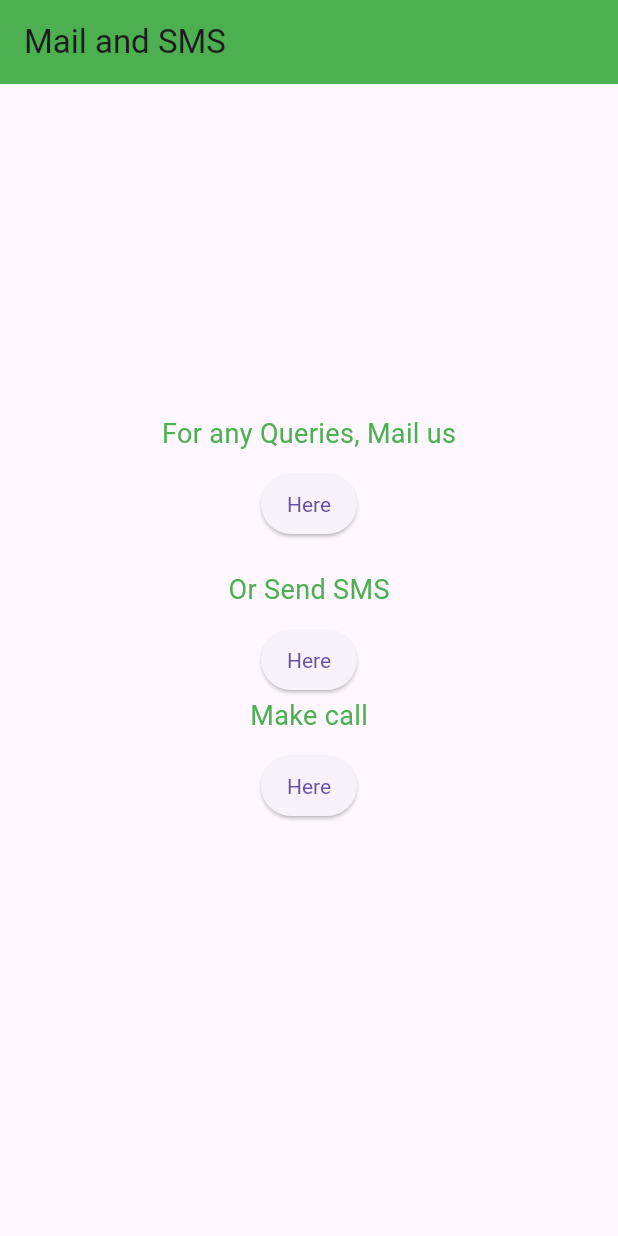
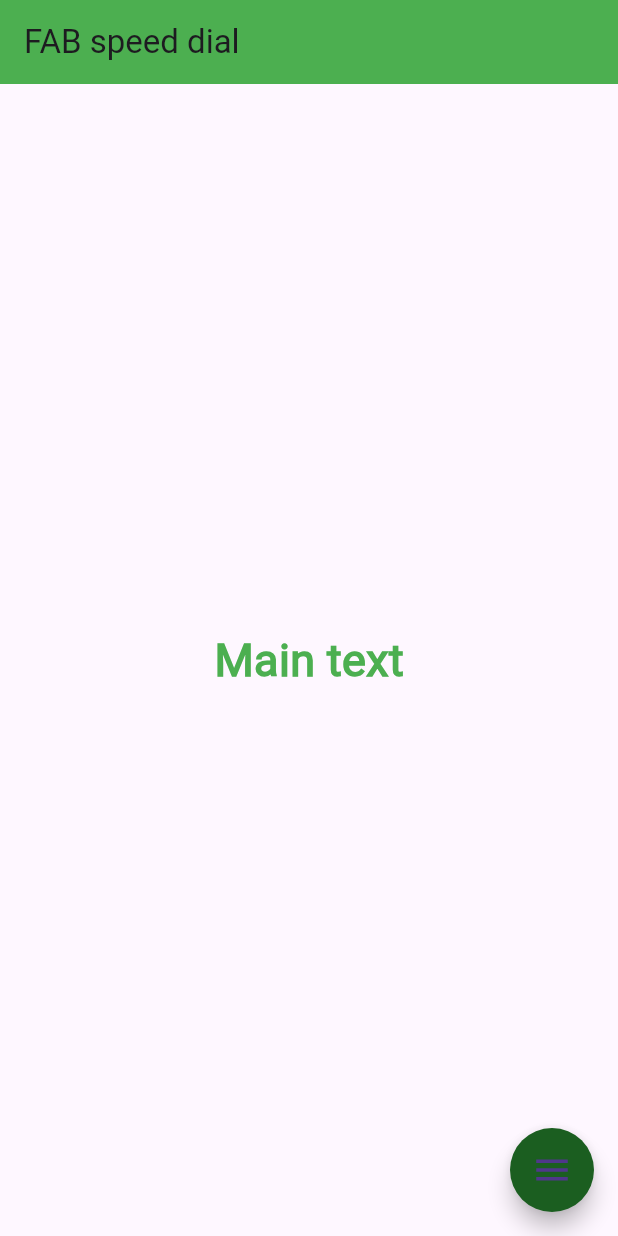
Before and after one commit to leminhduc1202/learning_flutter_vsc, a Flutter app: the screen it shows after launch, on a phone screen of 412 x 824 dp. Run offline on Flutter 3.47's test engine with Material 3 defaults, Android fonts, the phone set to English and light mode, and no system bars; drawn by our look-alikes of flutter_speed_dial; our stand-ins replace analog_clock, auto_size_text, carousel_slider, convex_bottom_bar, expansion_tile_card, firebase_core and 15 more; missing offline and left inert: dart:ffi; accounts and stored records are empty.

Commit message:
FAB speed dial in Flutter

```diff
--- /dev/null
+++ b/lib/advance_concepts/fab_speed_dial_view.dart
@@ -0,0 +1,152 @@
+import 'package:flutter/material.dart';
+import 'package:flutter_speed_dial/flutter_speed_dial.dart';
+
+class FabSpeedDialView extends StatelessWidget {
+  const FabSpeedDialView({super.key});
+
+  SpeedDial buildSpeedDial() {
+    return SpeedDial(
+      animatedIcon: AnimatedIcons.menu_close,
+      animatedIconTheme: const IconThemeData(size: 28.0),
+      backgroundColor: Colors.green[900],
+      visible: true,
+      curve: Curves.bounceInOut,
+      children: [
+        SpeedDialChild(
+          child: const Icon(Icons.chrome_reader_mode, color: Colors.white),
+          backgroundColor: Colors.green,
+          onTap: () => print('Pressed Read Later'),
+          label: 'Read',
+          labelStyle:
+              const TextStyle(fontWeight: FontWeight.w500, color: Colors.white),
+          labelBackgroundColor: Colors.black,
+        ),
+        SpeedDialChild(
+          child: const Icon(Icons.create, color: Colors.white),
+          backgroundColor: Colors.green,
+          onTap: () => print('Pressed Write'),
+          label: 'Write',
+          labelStyle:
+              const TextStyle(fontWeight: FontWeight.w500, color: Colors.white),
+          labelBackgroundColor: Colors.black,
+        ),
+        SpeedDialChild(
+          child: const Icon(Icons.laptop_chromebook, color: Colors.white),
+          backgroundColor: Colors.green,
+          onTap: () => print('Pressed Code'),
+          label: 'Code',
+          labelStyle:
+              const TextStyle(fontWeight: FontWeight.w500, color: Colors.white),
+          labelBackgroundColor: Colors.black,
+        ),
+      ],
+    );
+  }
+
+  @override
+  Widget build(BuildContext context) {
+    return MaterialApp(
+      home: Scaffold(
+        appBar: AppBar(
+          title: const Text('FAB speed dial'),
+          backgroundColor: Colors.green,
+        ),
+        body: const SafeArea(
+          child: Center(
+            child: Text(
+              'FAB speed dial',
+              style: TextStyle(
+                fontSize: 30.0,
+                color: Colors.green,
+                fontWeight: FontWeight.bold,
+              ),
+            ),
+          ),
+        ),
+        floatingActionButton: buildSpeedDial(),
+      ),
+    );
+  }
+}
+
+class FabSpeedStatefulView extends StatefulWidget {
+  const FabSpeedStatefulView({super.key});
+
+  @override
+  State<FabSpeedStatefulView> createState() => _FabSpeedStatefulViewState();
+}
+
+class _FabSpeedStatefulViewState extends State<FabSpeedStatefulView> {
+  var title = "Main text";
+
+  void setMainText(String text) {
+    setState(() {
+      title = text;
+    });
+  }
+
+  SpeedDial buildSpeedDial() {
+    return SpeedDial(
+      animatedIcon: AnimatedIcons.menu_close,
+      animatedIconTheme: const IconThemeData(size: 28.0),
+      backgroundColor: Colors.green[900],
+      visible: true,
+      curve: Curves.bounceInOut,
+      children: [
+        SpeedDialChild(
+          child: const Icon(Icons.chrome_reader_mode, color: Colors.white),
+          backgroundColor: Colors.green,
+          onTap: () => setMainText('Pressed Read Later'),
+          label: 'Read',
+          labelStyle:
+              const TextStyle(fontWeight: FontWeight.w500, color: Colors.white),
+          labelBackgroundColor: Colors.black,
+        ),
+        SpeedDialChild(
+          child: const Icon(Icons.create, color: Colors.white),
+          backgroundColor: Colors.green,
+          onTap: () => setMainText('Pressed Write'),
+          label: 'Write',
+          labelStyle:
+              const TextStyle(fontWeight: FontWeight.w500, color: Colors.white),
+          labelBackgroundColor: Colors.black,
+        ),
+        SpeedDialChild(
+          child: const Icon(Icons.laptop_chromebook, color: Colors.white),
+          backgroundColor: Colors.green,
+          onTap: () => setMainText('Pressed Code'),
+          label: 'Code',
+          labelStyle:
+              const TextStyle(fontWeight: FontWeight.w500, color: Colors.white),
+          labelBackgroundColor: Colors.black,
+        ),
+      ],
+    );
+  }
+
+  @override
+  Widget build(BuildContext context) {
+    return MaterialApp(
+      debugShowCheckedModeBanner: false,
+      home: Scaffold(
+        appBar: AppBar(
+          title: const Text("FAB speed dial"),
+          backgroundColor: Colors.green,
+        ),
+        body: SafeArea(
+          child: Center(
+            child: Text(
+              title,
+              style: const TextStyle(
+                fontSize: 30.0,
+                color: Colors.green,
+                fontWeight: FontWeight.bold,
+              ),
+            ),
+          ),
+        ),
+        floatingActionButton: buildSpeedDial(),
+      ),
+    );
+  }
+}
--- a/lib/main.dart
+++ b/lib/main.dart
@@ -1,4 +1,5 @@
 import 'package:flutter/material.dart';
+import 'package:learning_flutter_vsc/advance_concepts/fab_speed_dial_view.dart';
 import 'package:learning_flutter_vsc/advance_concepts/mail_sms_view.dart';
 import 'package:learning_flutter_vsc/navigation_routing_page/avoiding_junk.dart';
 import 'package:learning_flutter_vsc/navigation_routing_page/url_web_view.dart';
@@ -102,7 +103,8 @@ Future<void> main() async {
   // WidgetsFlutterBinding.ensureInitialized();
   // await Firebase.initializeApp();
   // runApp(const ReadAndWriteDataStorageFirebase());
-  runApp(const MailAndSmsView());
+  // runApp(const MailAndSmsView());
+  runApp(const FabSpeedStatefulView());
 }
 
 class MyApp extends StatelessWidget {
--- a/pubspec.yaml
+++ b/pubspec.yaml
@@ -57,6 +57,7 @@ dependencies:
   image_picker: ^1.1.2
   firebase_core:
   firebase_storage: ^12.1.3
+  flutter_speed_dial: ^7.0.0
 
 dev_dependencies:
   flutter_test:
```
Also changed, not shown: pubspec.lock.
